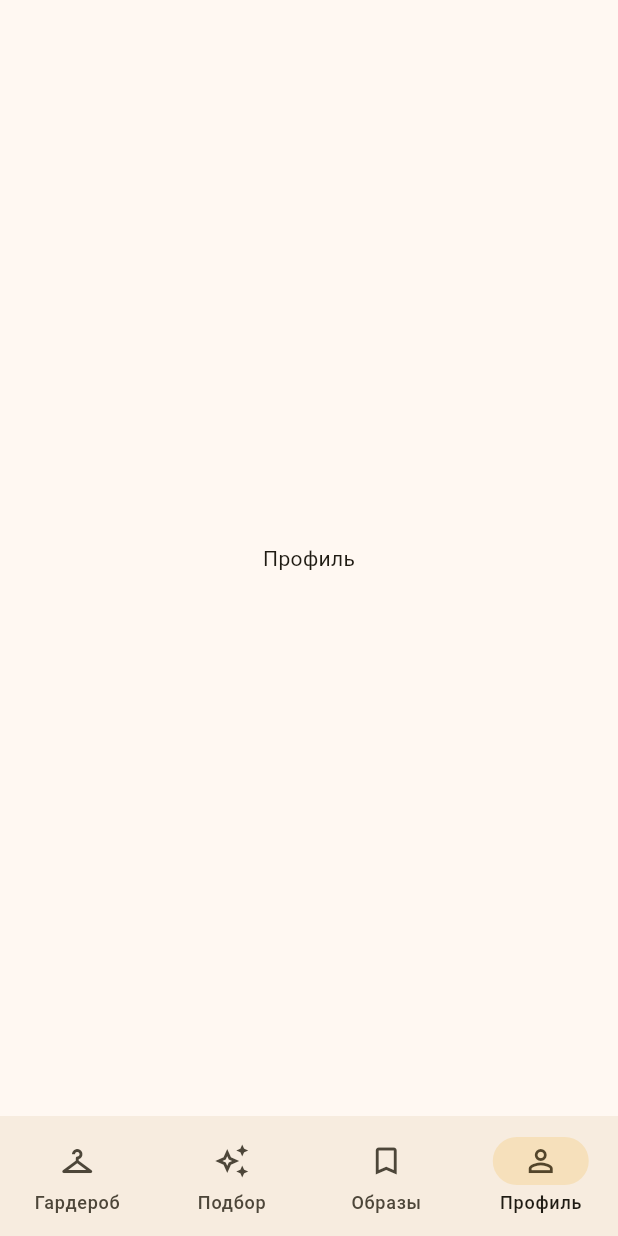
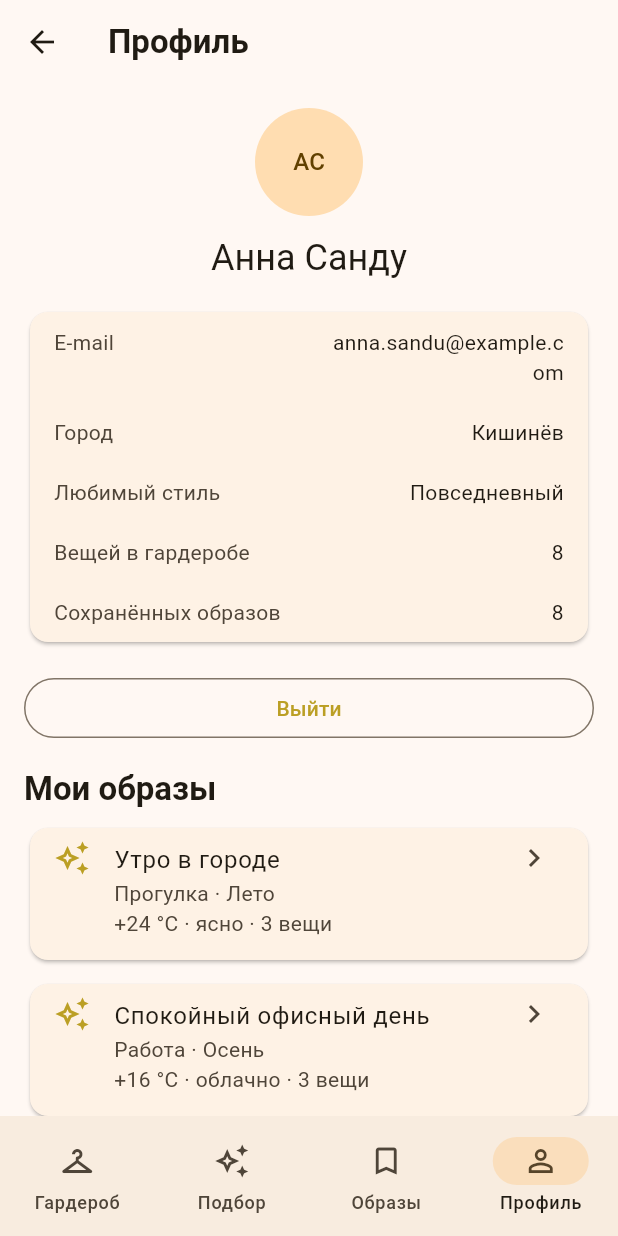
Before and after one commit to WestBalance/PAM_LABS, a Flutter app: the DemoShell screen opened directly, item 4 of the bottom bar chosen, on a phone screen of 412 x 824 dp. Run offline on Flutter 3.47's test engine with Material 3 defaults, Android fonts, the phone set to English and light mode, and no system bars.

Commit message:
Экран профиля + NAvigation_bar

```diff
--- a/lib/main.dart
+++ b/lib/main.dart
@@ -1,5 +1,4 @@
 import 'package:flutter/material.dart';
-
 import 'screens/login_screen.dart';
 
 void main() => runApp(const MyApp());
@@ -14,8 +13,8 @@ class MyApp extends StatelessWidget {
     theme: ThemeData(
       useMaterial3: true,
       colorScheme: ColorScheme.fromSeed(
-        seedColor: const Color.fromARGB(255, 217, 162, 24),
-      ).copyWith(primary: const Color.fromARGB(255, 208, 130, 21)),
+        seedColor: const Color.fromARGB(255, 213, 147, 24),
+      ).copyWith(primary: const Color.fromARGB(255, 187, 159, 36)),
       textTheme: const TextTheme(
         titleLarge: TextStyle(fontWeight: FontWeight.w600),
       ),
--- /dev/null
+++ b/lib/screens/profile_screen.dart
@@ -0,0 +1,42 @@
+import 'package:flutter/material.dart';
+import '../data/mock_data.dart';
+import '../widgets/detail_row.dart';
+import '../widgets/outfit_card.dart';
+import 'outfit_result_screen.dart';
+
+class ProfileScreen extends StatelessWidget {
+  const ProfileScreen({super.key});
+
+  @override
+  Widget build(BuildContext context) => Scaffold(
+    appBar: AppBar(title: const Text('Профиль')),
+    body: ListView.separated(
+      padding: const EdgeInsets.all(16), itemCount: mockOutfits.length + 1,
+      separatorBuilder: (_, _) => const SizedBox(height: 8),
+      itemBuilder: (context, index) {
+        if (index == 0) {
+          final scheme = Theme.of(context).colorScheme;
+          return Column(crossAxisAlignment: CrossAxisAlignment.stretch, children: [
+            Center(child: CircleAvatar(radius: 36, backgroundColor: scheme.primaryContainer, foregroundColor: scheme.onPrimaryContainer, child: const Text('АС'))),
+            const SizedBox(height: 12),
+            Text('Анна Санду', textAlign: TextAlign.center, style: Theme.of(context).textTheme.headlineSmall),
+            const SizedBox(height: 16),
+            Card(child: Column(children: [
+              const DetailRow(label: 'E-mail', value: 'anna.sandu@example.com'),
+              const DetailRow(label: 'Город', value: 'Кишинёв'),
+              const DetailRow(label: 'Любимый стиль', value: 'Повседневный'),
+              DetailRow(label: 'Вещей в гардеробе', value: '${mockClothes.length}'),
+              DetailRow(label: 'Сохранённых образов', value: '${mockOutfits.length}'),
+            ])),
+            const SizedBox(height: 16),
+            OutlinedButton(onPressed: () => Navigator.of(context).pop(), child: const Text('Выйти')),
+            const SizedBox(height: 16),
+            Text('Мои образы', style: Theme.of(context).textTheme.titleLarge),
+          ]);
+        }
+        final outfit = mockOutfits[index - 1];
+        return OutfitCard(outfit: outfit, onTap: () => Navigator.of(context).push(MaterialPageRoute<void>(builder: (_) => OutfitResultScreen(outfit: outfit))));
+      },
+    ),
+  );
+}
--- a/lib/widgets/demo_shell.dart
+++ b/lib/widgets/demo_shell.dart
@@ -1,4 +1,8 @@
 import 'package:flutter/material.dart';
+import '../screens/wardrobe_screen.dart';
+import '../screens/generator_screen.dart';
+import '../screens/saved_outfits_screen.dart';
+import '../screens/profile_screen.dart';
 
 class DemoShell extends StatefulWidget {
   const DemoShell({super.key});
@@ -9,12 +13,11 @@ class DemoShell extends StatefulWidget {
 
 class _DemoShellState extends State<DemoShell> {
   int _index = 0;
-
   static const _screens = [
-    Center(child: Text('Гардероб')),
-    Center(child: Text('Подбор')),
-    Center(child: Text('Сохранённые образы')),
-    Center(child: Text('Профиль')),
+    WardrobeScreen(),
+    GeneratorScreen(),
+    SavedOutfitsScreen(),
+    ProfileScreen(),
   ];
 
   @override
```
Also changed, not shown: lib/screens/login_screen.dart (+9 -49 lines).
